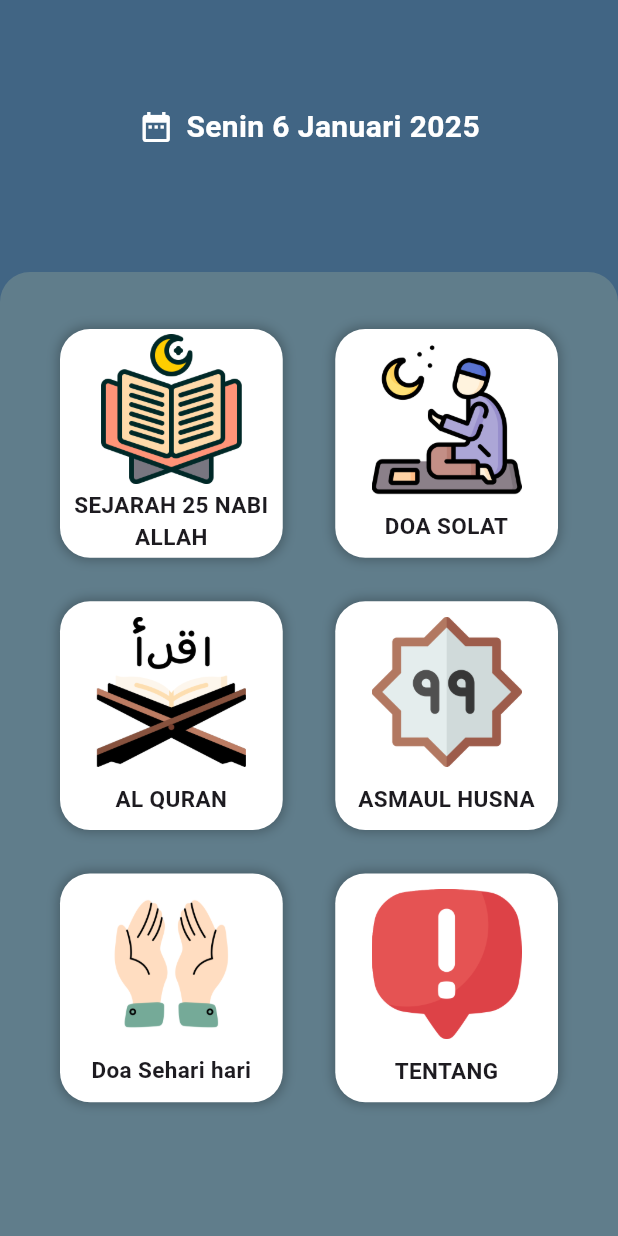
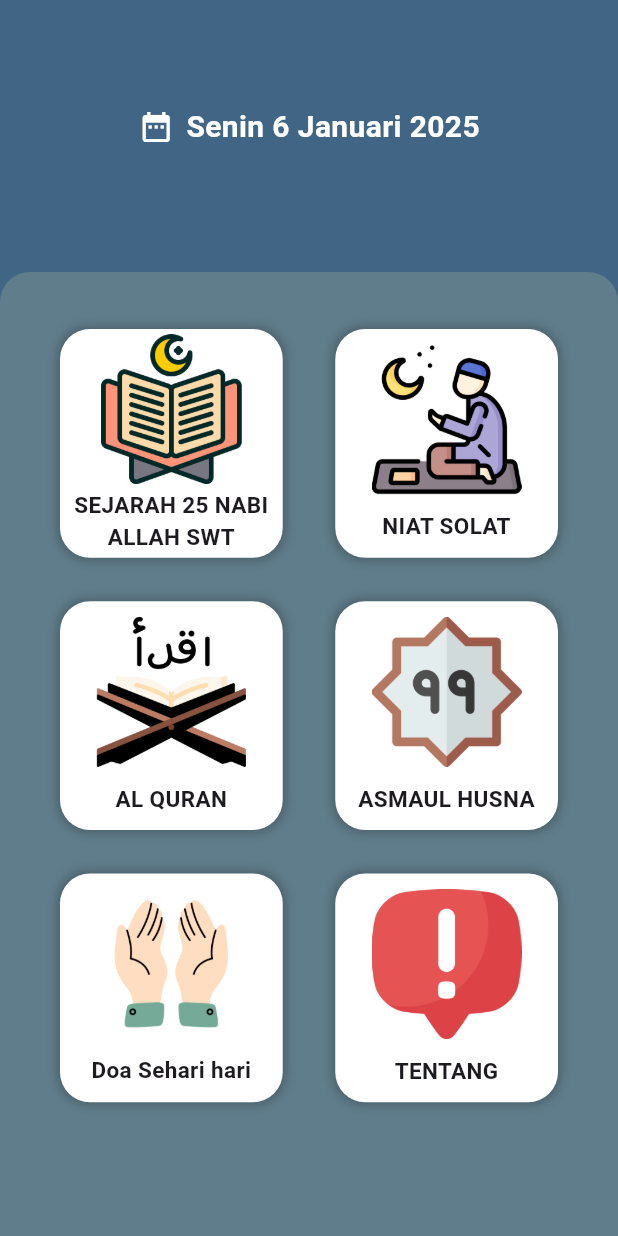
Before and after one commit to muhamadfajaralfikri/projek-al-quran, a Flutter app: the HomePage screen opened directly, on a phone screen of 412 x 824 dp. Run offline on Flutter 3.47's test engine with Material 3 defaults, Android fonts, the phone set to English and light mode, and no system bars; our stand-ins replace dio, font_awesome_flutter, loading_animation_widget, lottie, shared_preferences; accounts and stored records are empty.

Commit message:
first commit

```diff
--- a/lib/home_page.dart
+++ b/lib/home_page.dart
@@ -87,12 +87,12 @@ class HomePage extends StatelessWidget {
   List<Widget> _buildGridItems(BuildContext context) {
     final List<Map<String, dynamic>> items = [
       {
-        'title': 'SEJARAH 25 NABI ALLAH',
+        'title': 'SEJARAH 25 NABI ALLAH SWT',
         'image': 'assets/images/islamic.png',
         'route': const ListNabi()
       },
       {
-        'title': 'DOA SOLAT',
+        'title': 'NIAT SOLAT',
         'image': 'assets/images/praying.png',
         'route': const ListShalat()
       },
--- a/lib/page/solat/ashar.dart
+++ b/lib/page/solat/ashar.dart
@@ -31,7 +31,7 @@ class Ashar extends StatelessWidget {
             Expanded(
               child: FutureBuilder<String>(
                 future: DefaultAssetBundle.of(context)
-                    .loadString('assets/ashar.json'),
+                    .loadString('assets/shalat/ashar.json'),
                 builder: (context, snapshot) {
                   if (snapshot.connectionState == ConnectionState.waiting) {
                     return const Center(child: CircularProgressIndicator());
--- a/lib/page/solat/dzuhur.dart
+++ b/lib/page/solat/dzuhur.dart
@@ -31,7 +31,7 @@ class Dzuhur extends StatelessWidget {
             Expanded(
               child: FutureBuilder<String>(
                 future: DefaultAssetBundle.of(context)
-                    .loadString('assets/dzuhur.json'),
+                    .loadString('assets/shalat/dzuhur.json'),
                 builder: (context, snapshot) {
                   if (snapshot.connectionState == ConnectionState.waiting) {
                     return const Center(child: CircularProgressIndicator());
--- a/lib/page/solat/isya.dart
+++ b/lib/page/solat/isya.dart
@@ -31,7 +31,7 @@ class Isya extends StatelessWidget {
             Expanded(
               child: FutureBuilder<String>(
                 future: DefaultAssetBundle.of(context)
-                    .loadString('assets/isya.json'),
+                    .loadString('assets/shalat/isya.json'),
                 builder: (context, snapshot) {
                   if (snapshot.connectionState == ConnectionState.waiting) {
                     return const Center(child: CircularProgressIndicator());
--- a/lib/page/solat/maghrib.dart
+++ b/lib/page/solat/maghrib.dart
@@ -31,7 +31,7 @@ class Maghrib extends StatelessWidget {
             Expanded(
               child: FutureBuilder<String>(
                 future: DefaultAssetBundle.of(context)
-                    .loadString('assets/maghrib.json'),
+                    .loadString('assets/shalat/maghrib.json'),
                 builder: (context, snapshot) {
                   if (snapshot.connectionState == ConnectionState.waiting) {
                     return const Center(child: CircularProgressIndicator());
--- a/lib/page/solat/subuh.dart
+++ b/lib/page/solat/subuh.dart
@@ -31,7 +31,7 @@ class Subuh extends StatelessWidget {
             Expanded(
               child: FutureBuilder<String>(
                 future: DefaultAssetBundle.of(context)
-                    .loadString('assets/subuh.json'),
+                    .loadString('assets/shalat/subuh.json'),
                 builder: (context, snapshot) {
                   if (snapshot.connectionState == ConnectionState.waiting) {
                     return const Center(child: CircularProgressIndicator());
--- a/lib/page/tentang.dart
+++ b/lib/page/tentang.dart
@@ -27,7 +27,7 @@ class ProfilePage extends StatelessWidget {
             const SizedBox(height: 20),
             // Name
             const Text(
-              'Muhamad Fajar Al FIkri', // Replace with user's name
+              'Muhamad Fajar Al Fikri', // Replace with user's name
               style: TextStyle(
                 fontSize: 28,
                 fontWeight: FontWeight.bold,
```
Also changed, not shown: pubspec.yaml (+5 -5 lines), assets/shalat/ashar.json (renamed from assets/ashar.json), assets/shalat/dzuhur.json (renamed from assets/dzuhur.json), assets/shalat/isya.json (renamed from assets/isya.json), assets/shalat/maghrib.json (renamed from assets/maghrib.json), assets/shalat/subuh.json (renamed from assets/subuh.json), 1 other file.
